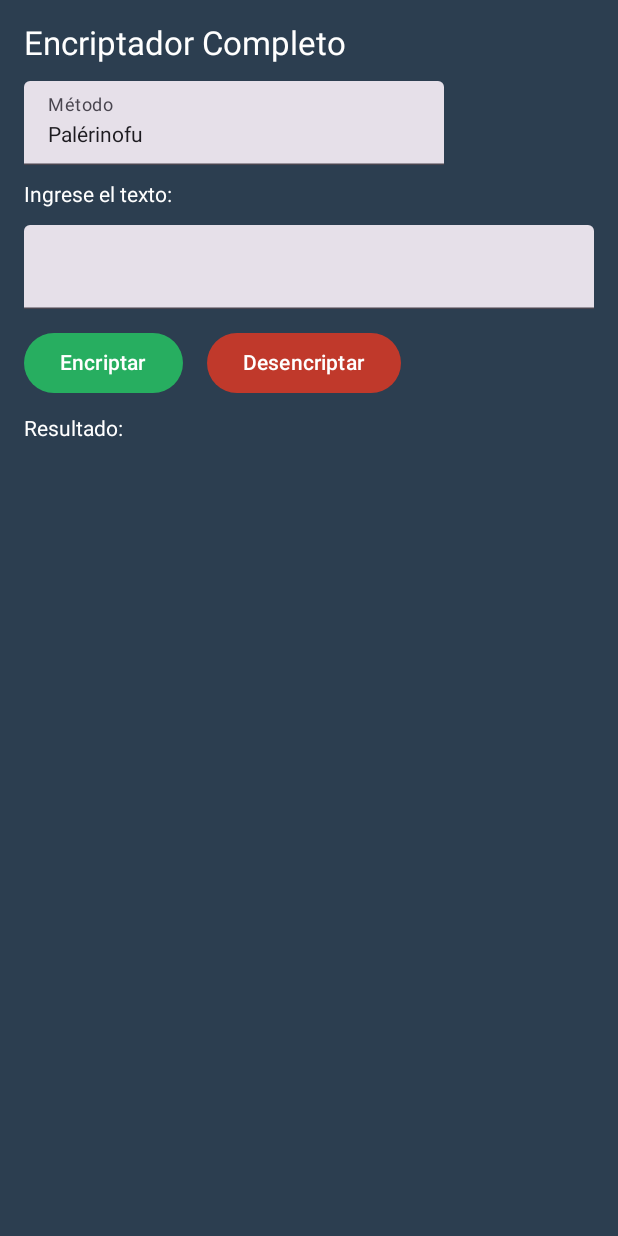
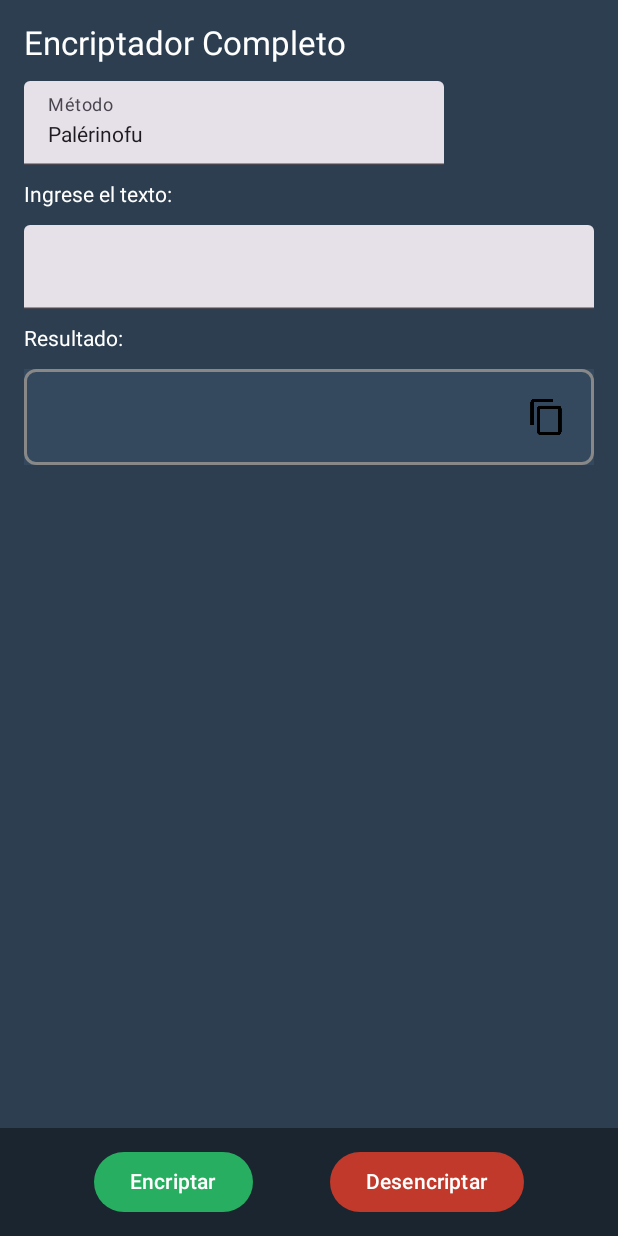
Before and after one commit to Juan-Martin-Cerezo/EncryptIA, an Android app built with Jetpack Compose: the screen it shows after launch (MainActivity), on a phone screen of 412 x 824 dp. Run offline under Robolectric (Android 15) with nearby library versions, the phone set to English and light mode, and no system bars.

Commit message:
added bottom bar, clipboard button and text box.

```diff
--- a/app/src/main/java/com/example/encryptia/MainActivity.kt
+++ b/app/src/main/java/com/example/encryptia/MainActivity.kt
@@ -1,20 +1,32 @@
 package com.example.encryptia
 
+import android.content.ClipData
+import android.content.ClipboardManager
+import android.content.Context
 import android.os.Bundle
 import androidx.activity.ComponentActivity
 import androidx.activity.compose.setContent
+import androidx.compose.foundation.Image
 import androidx.compose.foundation.background
+import androidx.compose.foundation.border
 import androidx.compose.foundation.layout.Arrangement
+import androidx.compose.foundation.layout.Box
 import androidx.compose.foundation.layout.Column
 import androidx.compose.foundation.layout.Row
 import androidx.compose.foundation.layout.fillMaxSize
 import androidx.compose.foundation.layout.fillMaxWidth
 import androidx.compose.foundation.layout.padding
+import androidx.compose.foundation.layout.size
+import androidx.compose.foundation.rememberScrollState
+import androidx.compose.foundation.shape.RoundedCornerShape
+import androidx.compose.foundation.verticalScroll
 import androidx.compose.material3.Button
 import androidx.compose.material3.ButtonDefaults
 import androidx.compose.material3.DropdownMenuItem
 import androidx.compose.material3.ExperimentalMaterial3Api
 import androidx.compose.material3.ExposedDropdownMenuBox
+import androidx.compose.material3.IconButton
+import androidx.compose.material3.Scaffold
 import androidx.compose.material3.Text
 import androidx.compose.material3.TextField
 import androidx.compose.runtime.Composable
@@ -22,8 +34,11 @@ import androidx.compose.runtime.getValue
 import androidx.compose.runtime.mutableStateOf
 import androidx.compose.runtime.remember
 import androidx.compose.runtime.setValue
+import androidx.compose.ui.Alignment
 import androidx.compose.ui.Modifier
 import androidx.compose.ui.graphics.Color
+import androidx.compose.ui.platform.LocalContext
+import androidx.compose.ui.res.painterResource
 import androidx.compose.ui.text.input.TextFieldValue
 import androidx.compose.ui.unit.dp
 import androidx.compose.ui.unit.sp
@@ -43,13 +58,46 @@ fun EncryptorApp() {
     var inputText by remember { mutableStateOf(TextFieldValue("")) }
     var resultText by remember { mutableStateOf("") }
     var selectedMethod by remember { mutableStateOf("Palérinofu") }
+    var expanded by remember { mutableStateOf(false) }
 
     val methods = listOf("Palérinofu", "Murciélago 0", "Corrida en E")
+    val context = LocalContext.current
 
+    Scaffold(
+        bottomBar = {
+            Row(
+                modifier = Modifier
+                    .fillMaxWidth()
+                    .background(Color(0xFF1A252F))
+                    .padding(12.dp),
+                horizontalArrangement = Arrangement.SpaceEvenly
+            ) {
+                Button(
+                    onClick = {
+                        resultText = Encryptor.encrypt(inputText.text, selectedMethod)
+                    },
+                    colors = ButtonDefaults.buttonColors(containerColor = Color(0xFF27AE60))
+                ) {
+                    Text("Encriptar", color = Color.White)
+                }
+
+                Button(
+                    onClick = {
+                        resultText = Encryptor.decrypt(inputText.text, selectedMethod)
+                    },
+                    colors = ButtonDefaults.buttonColors(containerColor = Color(0xFFC0392B))
+                ) {
+                    Text("Desencriptar", color = Color.White)
+                }
+            }
+        }
+    ) { innerPadding ->
         Column(
             modifier = Modifier
                 .fillMaxSize()
+                .padding(innerPadding)
                 .background(Color(0xFF2C3E50))
+                .verticalScroll(rememberScrollState())
                 .padding(16.dp),
             verticalArrangement = Arrangement.spacedBy(12.dp)
         ) {
@@ -60,7 +108,6 @@ fun EncryptorApp() {
             )
 
             // Selector de método
-        var expanded by remember { mutableStateOf(false) }
             ExposedDropdownMenuBox(
                 expanded = expanded,
                 onExpandedChange = { expanded = !expanded }
@@ -96,31 +143,18 @@ fun EncryptorApp() {
                 modifier = Modifier.fillMaxWidth()
             )
 
-        // Botones
-        Row(
-            horizontalArrangement = Arrangement.spacedBy(16.dp)
-        ) {
-            Button(
-                onClick = {
-                    resultText = Encryptor.encrypt(inputText.text, selectedMethod)
-                },
-                colors = ButtonDefaults.buttonColors(containerColor = Color(0xFF27AE60))
-            ) {
-                Text("Encriptar", color = Color.White)
-            }
-
-            Button(
-                onClick = {
-                    resultText = Encryptor.decrypt(inputText.text, selectedMethod)
-                },
-                colors = ButtonDefaults.buttonColors(containerColor = Color(0xFFC0392B))
-            ) {
-                Text("Desencriptar", color = Color.White)
-            }
-        }
-
             // Resultado
             Text("Resultado:", color = Color.White)
+
+            // Cuadro principal del resultado con botón dentro
+            Box(
+                modifier = Modifier
+                    .fillMaxWidth()
+                    .border(2.dp, Color.Gray, RoundedCornerShape(8.dp))
+                    .background(Color(0xFF34495E))
+                    .padding(8.dp)
+            ) {
+                // Texto del resultado
                 Text(
                     text = resultText,
                     color = Color.Yellow,
@@ -129,5 +163,23 @@ fun EncryptorApp() {
                         .fillMaxWidth()
                         .padding(8.dp)
                 )
+
+                // Botón de copiar alineado abajo a la derecha
+                IconButton(
+                    onClick = {
+                        val clipboard = context.getSystemService(Context.CLIPBOARD_SERVICE) as ClipboardManager
+                        val clip = ClipData.newPlainText("resultado", resultText)
+                        clipboard.setPrimaryClip(clip)
+                    },
+                    modifier = Modifier.align(Alignment.BottomEnd)
+                ) {
+                    Image(
+                        painter = painterResource(id = R.drawable.ic_copy),
+                        contentDescription = "Copiar",
+                        modifier = Modifier.size(24.dp)
+                    )
                 }
             }
+        }
+    }
+}
```
Also changed, not shown: app/src/main/res/drawable/ic_copy.png (added). Lines whose indentation alone changed are shown as unchanged.
